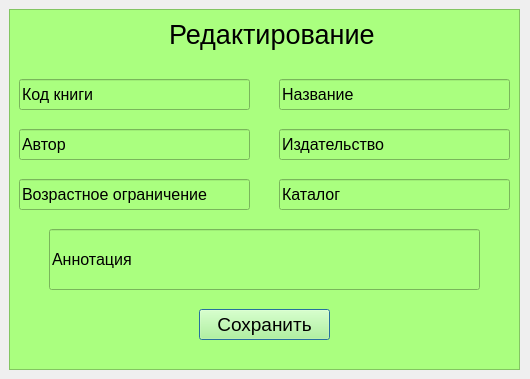
The window that forms/Редактирование_книги.ui (julik002/biblioteka) describes before a commit, drawn with Qt 5.
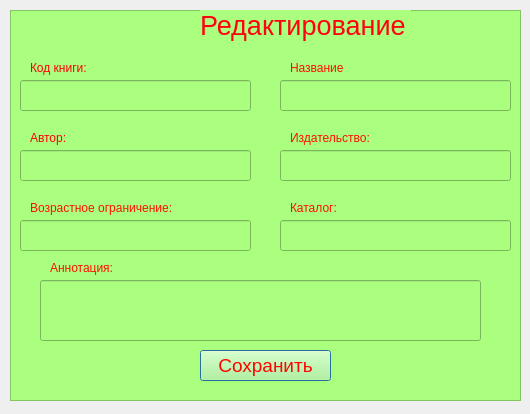
The same window after the commit.

Commit message: Каталоги и Читатели - всё Начал книги

Patch:
```diff
--- a/forms/Редактирование_книги.ui
+++ b/forms/Редактирование_книги.ui
@@ -7,7 +7,7 @@
     <x>0</x>
     <y>0</y>
     <width>530</width>
-    <height>379</height>
+    <height>414</height>
    </rect>
   </property>
   <property name="windowTitle">
@@ -16,14 +16,15 @@
   <widget class="QFrame" name="frame">
    <property name="geometry">
     <rect>
-     <x>9</x>
-     <y>9</y>
+     <x>10</x>
+     <y>10</y>
      <width>511</width>
-     <height>361</height>
+     <height>391</height>
     </rect>
    </property>
    <property name="styleSheet">
-    <string notr="true">background-color:rgb(170, 255, 127)</string>
+    <string notr="true">background-color:rgb(170, 255, 127);
+color: rgb(7, 0, 255);</string>
    </property>
    <property name="frameShape">
     <enum>QFrame::StyledPanel</enum>
@@ -34,8 +35,8 @@
    <widget class="QLabel" name="label">
     <property name="geometry">
      <rect>
-      <x>160</x>
-      <y>10</y>
+      <x>190</x>
+      <y>0</y>
       <width>211</width>
       <height>31</height>
      </rect>
@@ -45,6 +46,9 @@
       <pointsize>20</pointsize>
      </font>
     </property>
+    <property name="styleSheet">
+     <string notr="true">color: rgb(255, 3, 16);</string>
+    </property>
     <property name="text">
      <string>Редактирование</string>
     </property>
@@ -64,7 +68,7 @@
      </font>
     </property>
     <property name="text">
-     <string>Код книги</string>
+     <string/>
     </property>
    </widget>
    <widget class="QLineEdit" name="lineEdit_2">
@@ -82,14 +86,14 @@
      </font>
     </property>
     <property name="text">
-     <string>Название</string>
+     <string/>
     </property>
    </widget>
    <widget class="QLineEdit" name="lineEdit_3">
     <property name="geometry">
      <rect>
       <x>10</x>
-      <y>120</y>
+      <y>140</y>
       <width>231</width>
       <height>31</height>
      </rect>
@@ -100,14 +104,14 @@
      </font>
     </property>
     <property name="text">
-     <string>Автор</string>
+     <string/>
     </property>
    </widget>
    <widget class="QLineEdit" name="lineEdit_4">
     <property name="geometry">
      <rect>
       <x>270</x>
-      <y>120</y>
+      <y>140</y>
       <width>231</width>
       <height>31</height>
      </rect>
@@ -118,14 +122,14 @@
      </font>
     </property>
     <property name="text">
-     <string>Издательство</string>
+     <string/>
     </property>
    </widget>
    <widget class="QLineEdit" name="lineEdit_5">
     <property name="geometry">
      <rect>
       <x>10</x>
-      <y>170</y>
+      <y>210</y>
       <width>231</width>
       <height>31</height>
      </rect>
@@ -136,14 +140,14 @@
      </font>
     </property>
     <property name="text">
-     <string>Возрастное ограничение</string>
+     <string/>
     </property>
    </widget>
    <widget class="QLineEdit" name="lineEdit_6">
     <property name="geometry">
      <rect>
       <x>270</x>
-      <y>170</y>
+      <y>210</y>
       <width>231</width>
       <height>31</height>
      </rect>
@@ -154,15 +158,15 @@
      </font>
     </property>
     <property name="text">
-     <string>Каталог</string>
+     <string/>
     </property>
    </widget>
    <widget class="QLineEdit" name="lineEdit_7">
     <property name="geometry">
      <rect>
-      <x>40</x>
-      <y>220</y>
-      <width>431</width>
+      <x>30</x>
+      <y>270</y>
+      <width>441</width>
       <height>61</height>
      </rect>
     </property>
@@ -172,14 +176,17 @@
      </font>
     </property>
     <property name="text">
-     <string>Аннотация</string>
+     <string/>
+    </property>
+    <property name="alignment">
+     <set>Qt::AlignLeading|Qt::AlignLeft|Qt::AlignTop</set>
     </property>
    </widget>
    <widget class="QPushButton" name="pushButton">
     <property name="geometry">
      <rect>
       <x>190</x>
-      <y>300</y>
+      <y>340</y>
       <width>131</width>
       <height>31</height>
      </rect>
@@ -189,10 +196,125 @@
       <pointsize>14</pointsize>
      </font>
     </property>
+    <property name="styleSheet">
+     <string notr="true">color: rgb(255, 4, 0);</string>
+    </property>
     <property name="text">
      <string>Сохранить</string>
     </property>
    </widget>
+   <widget class="QLabel" name="label_2">
+    <property name="geometry">
+     <rect>
+      <x>20</x>
+      <y>50</y>
+      <width>211</width>
+      <height>16</height>
+     </rect>
+    </property>
+    <property name="styleSheet">
+     <string notr="true">color: rgb(255, 0, 8);</string>
+    </property>
+    <property name="text">
+     <string>Код книги:</string>
+    </property>
+   </widget>
+   <widget class="QLabel" name="label_3">
+    <property name="geometry">
+     <rect>
+      <x>20</x>
+      <y>120</y>
+      <width>211</width>
+      <height>16</height>
+     </rect>
+    </property>
+    <property name="styleSheet">
+     <string notr="true">color: rgb(255, 0, 8);</string>
+    </property>
+    <property name="text">
+     <string>Автор:</string>
+    </property>
+   </widget>
+   <widget class="QLabel" name="label_4">
+    <property name="geometry">
+     <rect>
+      <x>20</x>
+      <y>190</y>
+      <width>211</width>
+      <height>16</height>
+     </rect>
+    </property>
+    <property name="styleSheet">
+     <string notr="true">color: rgb(255, 16, 0);</string>
+    </property>
+    <property name="text">
+     <string>Возрастное ограничение:</string>
+    </property>
+   </widget>
+   <widget class="QLabel" name="label_5">
+    <property name="geometry">
+     <rect>
+      <x>40</x>
+      <y>250</y>
+      <width>211</width>
+      <height>16</height>
+     </rect>
+    </property>
+    <property name="styleSheet">
+     <string notr="true">color: rgb(255, 16, 0);</string>
+    </property>
+    <property name="text">
+     <string>Аннотация:</string>
+    </property>
+   </widget>
+   <widget class="QLabel" name="label_6">
+    <property name="geometry">
+     <rect>
+      <x>280</x>
+      <y>50</y>
+      <width>211</width>
+      <height>16</height>
+     </rect>
+    </property>
+    <property name="styleSheet">
+     <string notr="true">color: rgb(255, 16, 0);</string>
+    </property>
+    <property name="text">
+     <string>Название</string>
+    </property>
+   </widget>
+   <widget class="QLabel" name="label_7">
+    <property name="geometry">
+     <rect>
+      <x>280</x>
+      <y>120</y>
+      <width>211</width>
+      <height>16</height>
+     </rect>
+    </property>
+    <property name="styleSheet">
+     <string notr="true">color: rgb(255, 16, 0);</string>
+    </property>
+    <property name="text">
+     <string>Издательство:</string>
+    </property>
+   </widget>
+   <widget class="QLabel" name="label_8">
+    <property name="geometry">
+     <rect>
+      <x>280</x>
+      <y>190</y>
+      <width>211</width>
+      <height>16</height>
+     </rect>
+    </property>
+    <property name="styleSheet">
+     <string notr="true">color: rgb(255, 16, 0);</string>
+    </property>
+    <property name="text">
+     <string>Каталог:</string>
+    </property>
+   </widget>
   </widget>
  </widget>
  <resources/>
```
Left out of the diff: 18 changed lines with no effect on the pictures. The commit also changes 6 other files.
